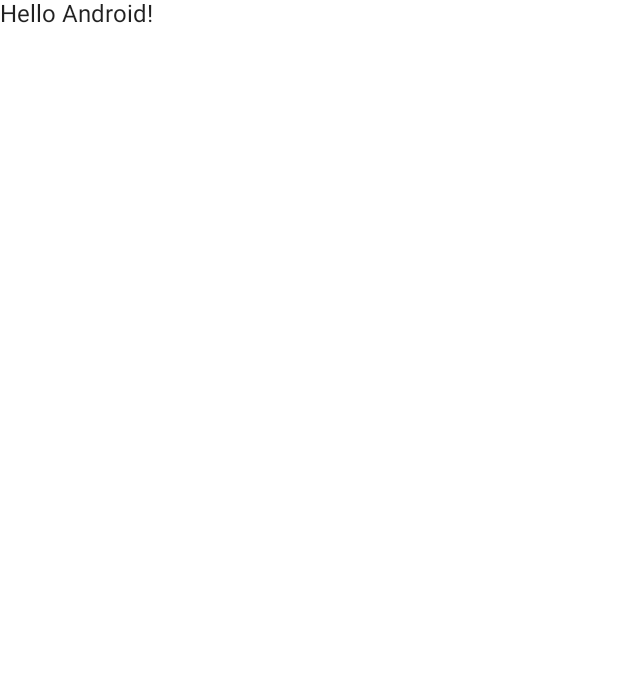
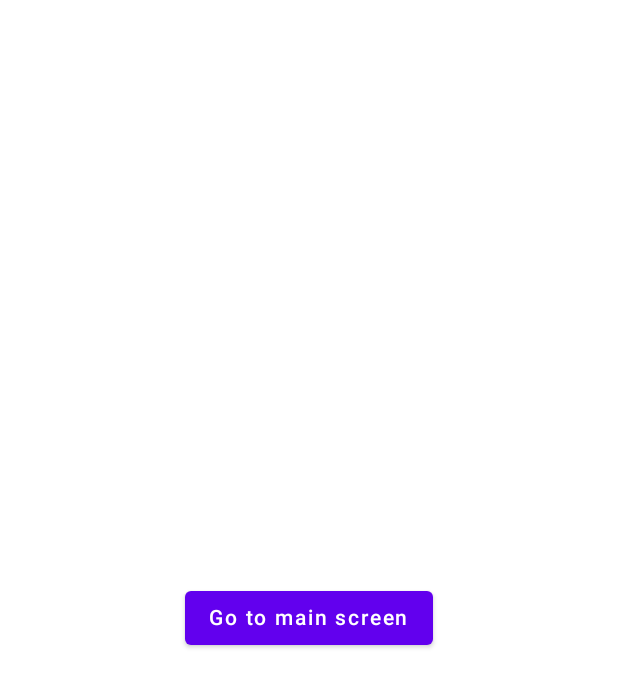
Before and after one commit to Mahmoud-m1994/complete-firebase, an Android app built with Jetpack Compose: the screen it shows after launch (MainActivity), on a phone screen of 412 x 824 dp. Before the commit the part shown is almost empty. Shown: the top 687 px of the screen. Run offline under Robolectric (Android 15) with nearby library versions, the phone set to English and light mode, and no system bars.

Commit message:
navigation setup

```diff
--- a/app/build.gradle
+++ b/app/build.gradle
@@ -54,6 +54,7 @@ dependencies {
     implementation "androidx.compose.ui:ui:$compose_ui_version"
     implementation "androidx.compose.ui:ui-tooling-preview:$compose_ui_version"
     implementation 'androidx.compose.material:material:1.2.0'
+    implementation"androidx.navigation:navigation-compose:$nav_version"
     testImplementation 'junit:junit:4.13.2'
     androidTestImplementation 'androidx.test.ext:junit:1.1.3'
     androidTestImplementation 'androidx.test.espresso:espresso-core:3.4.0'
--- a/app/src/main/java/com/example/complete_firebase/MainActivity.kt
+++ b/app/src/main/java/com/example/complete_firebase/MainActivity.kt
@@ -6,10 +6,8 @@ import androidx.activity.compose.setContent
 import androidx.compose.foundation.layout.fillMaxSize
 import androidx.compose.material.MaterialTheme
 import androidx.compose.material.Surface
-import androidx.compose.material.Text
-import androidx.compose.runtime.Composable
 import androidx.compose.ui.Modifier
-import androidx.compose.ui.tooling.preview.Preview
+import com.example.complete_firebase.navigation.MyNavigation
 import com.example.complete_firebase.ui.theme.CompletefirebaseTheme
 
 class MainActivity : ComponentActivity() {
@@ -22,22 +20,9 @@ class MainActivity : ComponentActivity() {
                     modifier = Modifier.fillMaxSize(),
                     color = MaterialTheme.colors.background
                 ) {
-                    Greeting("Android")
+                    MyNavigation()
                 }
             }
         }
     }
 }
-
-@Composable
-fun Greeting(name: String) {
-    Text(text = "Hello $name!")
-}
-
-@Preview(showBackground = true)
-@Composable
-fun DefaultPreview() {
-    CompletefirebaseTheme {
-        Greeting("Android")
-    }
-}
--- /dev/null
+++ b/app/src/main/java/com/example/complete_firebase/navigation/MyNavigation.kt
@@ -0,0 +1,21 @@
+package com.example.complete_firebase.navigation
+
+import androidx.compose.runtime.Composable
+import androidx.navigation.compose.NavHost
+import androidx.navigation.compose.composable
+import androidx.navigation.compose.rememberNavController
+import com.example.complete_firebase.screens.LoginScreen
+import com.example.complete_firebase.screens.MainScreen
+
+@Composable
+fun MyNavigation() {
+    val navController = rememberNavController()
+    NavHost(navController = navController, startDestination = Screen.LoginScreen.screenName) {
+        composable(route = Screen.LoginScreen.screenName) {
+            LoginScreen(navController = navController)
+        }
+        composable(route = Screen.MainScreen.screenName) {
+            MainScreen(navController = navController)
+        }
+    }
+}
--- /dev/null
+++ b/app/src/main/java/com/example/complete_firebase/navigation/Screen.kt
@@ -0,0 +1,16 @@
+package com.example.complete_firebase.navigation
+
+sealed class Screen( val screenName: String) {
+    object LoginScreen : Screen("login_screen")
+    object MainScreen : Screen("main_screen")
+
+    fun getArg(vararg args: String) : String {
+        val output = buildString {
+            append(screenName)
+            args.forEach { item ->
+                append("/$item")
+            }
+        }
+        return output
+    }
+}
--- /dev/null
+++ b/app/src/main/java/com/example/complete_firebase/screens/LoginScreen.kt
@@ -0,0 +1,27 @@
+package com.example.complete_firebase.screens
+
+import androidx.compose.foundation.layout.Arrangement
+import androidx.compose.foundation.layout.Column
+import androidx.compose.foundation.layout.fillMaxSize
+import androidx.compose.material.Button
+import androidx.compose.material.Text
+import androidx.compose.runtime.Composable
+import androidx.compose.ui.Alignment
+import androidx.compose.ui.Modifier
+import androidx.navigation.NavController
+import com.example.complete_firebase.navigation.Screen
+
+@Composable
+fun LoginScreen(navController: NavController) {
+    Column(
+        verticalArrangement = Arrangement.Center,
+        horizontalAlignment = Alignment.CenterHorizontally,
+        modifier = Modifier.fillMaxSize()
+    ) {
+        Button(onClick = {
+            navController.navigate(Screen.MainScreen.getArg())
+        }) {
+            Text(text = "Go to main screen")
+        }
+    }
+}
--- a/build.gradle
+++ b/build.gradle
@@ -1,6 +1,7 @@
 buildscript {
     ext {
         compose_ui_version = '1.2.0'
+        nav_version = "2.5.3"
     }
 }// Top-level build file where you can add configuration options common to all sub-projects/modules.
 plugins {
```
Also changed, not shown: app/src/main/java/com/example/complete_firebase/screens/MainScreen.kt (added, +21 -0 lines).
